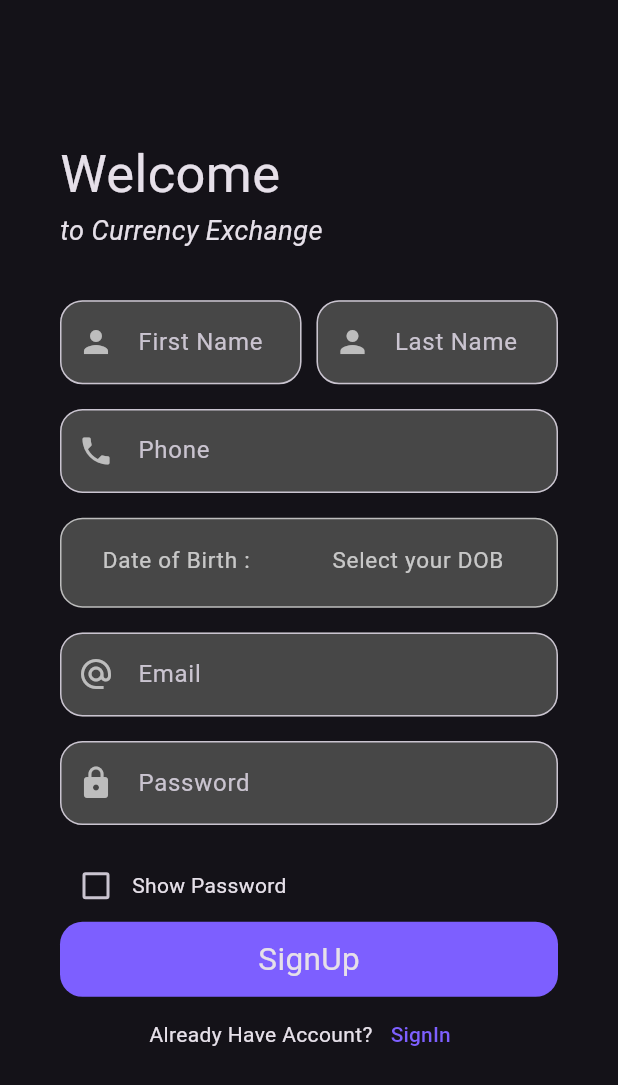
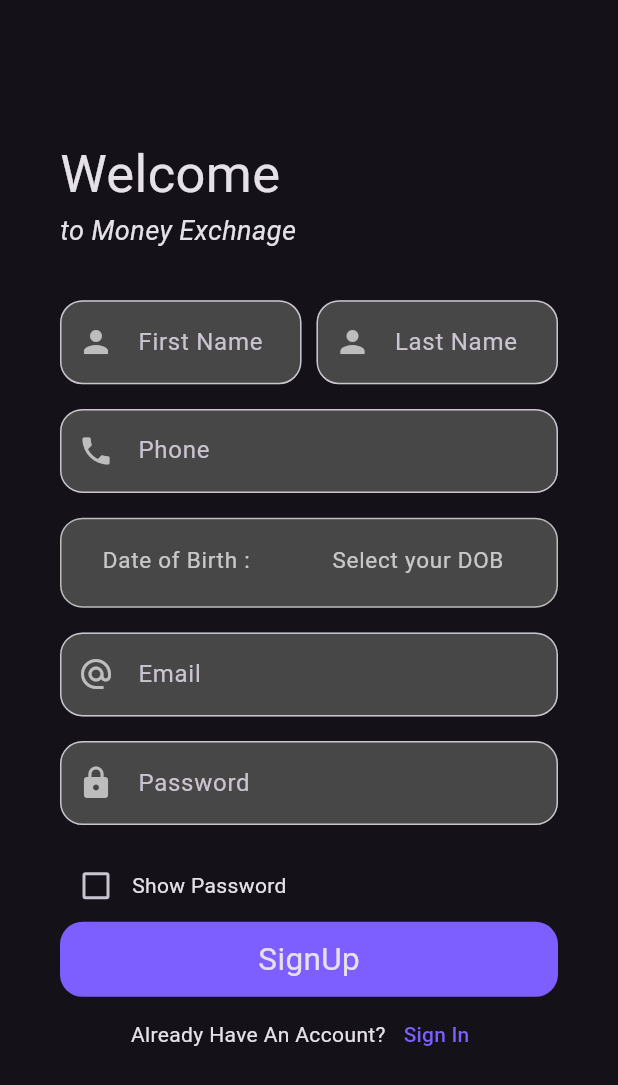
Before and after one commit to 0SHAFIN/Money-Exchange, a Flutter app: the SignUp screen opened by its route, on a phone screen of 412 x 824 dp. Shown: the top 1085 px of the screen. Run offline on Flutter 3.47's test engine with Material 3 defaults, Android fonts, the light colour scheme and no system bars; our stand-ins replace animated_text_kit, cached_network_image, cloud_firestore, dropdown_button2, firebase_auth, firebase_core and 3 more; missing offline and left inert: countries_flag, country_flags; accounts and stored records are empty; network calls fail.

Commit message:
second commit

```diff
--- a/lib/screen/signin.dart
+++ b/lib/screen/signin.dart
@@ -53,7 +53,7 @@ class _SignInState extends State<SignIn> {
                           style: TextStyle(fontSize: 35),
                         ),
                         Text(
-                          "to Currency Exchange ",
+                          "to Money Exchnage ",
                           style: TextStyle(
                             fontSize: 18,
                             fontStyle: FontStyle.italic,
--- a/lib/screen/singup.dart
+++ b/lib/screen/singup.dart
@@ -61,7 +61,7 @@ class _SignUpState extends State<SignUp> {
                         style: TextStyle(fontSize: 35),
                       ),
                       Text(
-                        "to Currency Exchange ",
+                        "to Money Exchnage ",
                         style: TextStyle(
                             fontSize: 18, fontStyle: FontStyle.italic),
                       )
@@ -212,13 +212,13 @@ class _SignUpState extends State<SignUp> {
                   Row(
                     mainAxisAlignment: MainAxisAlignment.center,
                     children: [
-                      const Text("Already Have Account?"),
+                      const Text("Already Have An Account?"),
                       TextButton(
                           onPressed: () {
                             Navigator.pushNamed(context, RouteName.loginScreen);
                           },
                           child: const Text(
-                            "SignIn",
+                            "Sign In",
                             style: TextStyle(color: Color(0xff7d5fff)),
                           ))
                     ],
--- a/lib/service/auth/register.dart
+++ b/lib/service/auth/register.dart
@@ -27,9 +27,6 @@ class register with ChangeNotifier {
         }).then((value) {
           loading = false;
           notifyListeners();
-          ScaffoldMessenger.of(context).showSnackBar(SnackBar(
-            content: Text("data uploadted"),
-          ));
 
           Navigator.pushNamed(context, RouteName.loginScreen);
         }).onError((error, stackTrace) {
--- a/lib/service/pickImage.dart
+++ b/lib/service/pickImage.dart
@@ -12,8 +12,7 @@ class PickImage with ChangeNotifier {
   void uploadImage(context) async {
     try {
       var userId = FirebaseAuth.instance.currentUser!.uid;
-      var ref = await firebase_storage.FirebaseStorage.instance
-          .ref('/foldername' + '1321');
+      var ref = await firebase_storage.FirebaseStorage.instance.ref(userId);
       var upload = ref.putFile(imageFile!.absolute);
       await Future.value(upload);
       var url = await ref.getDownloadURL();
```
Also changed, not shown: lib/screen/country_currency.dart (+7 -0 lines), lib/screen/profile.dart (+10 -1 lines).
